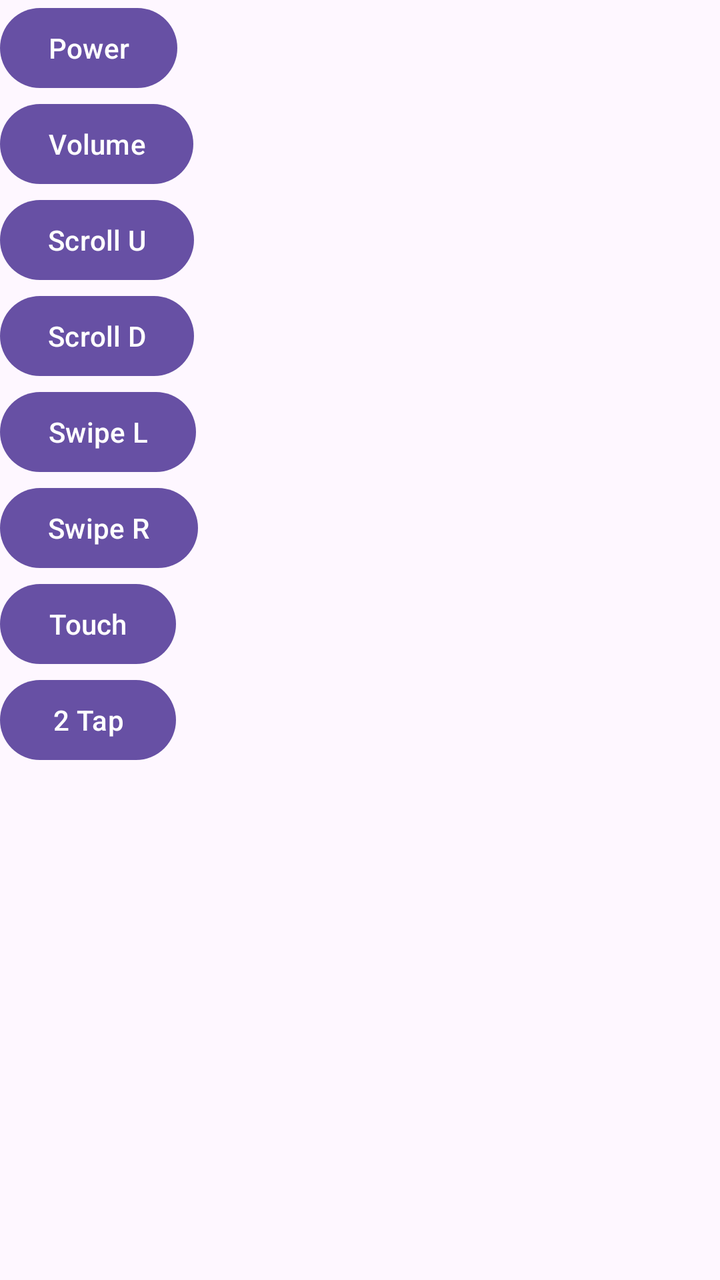
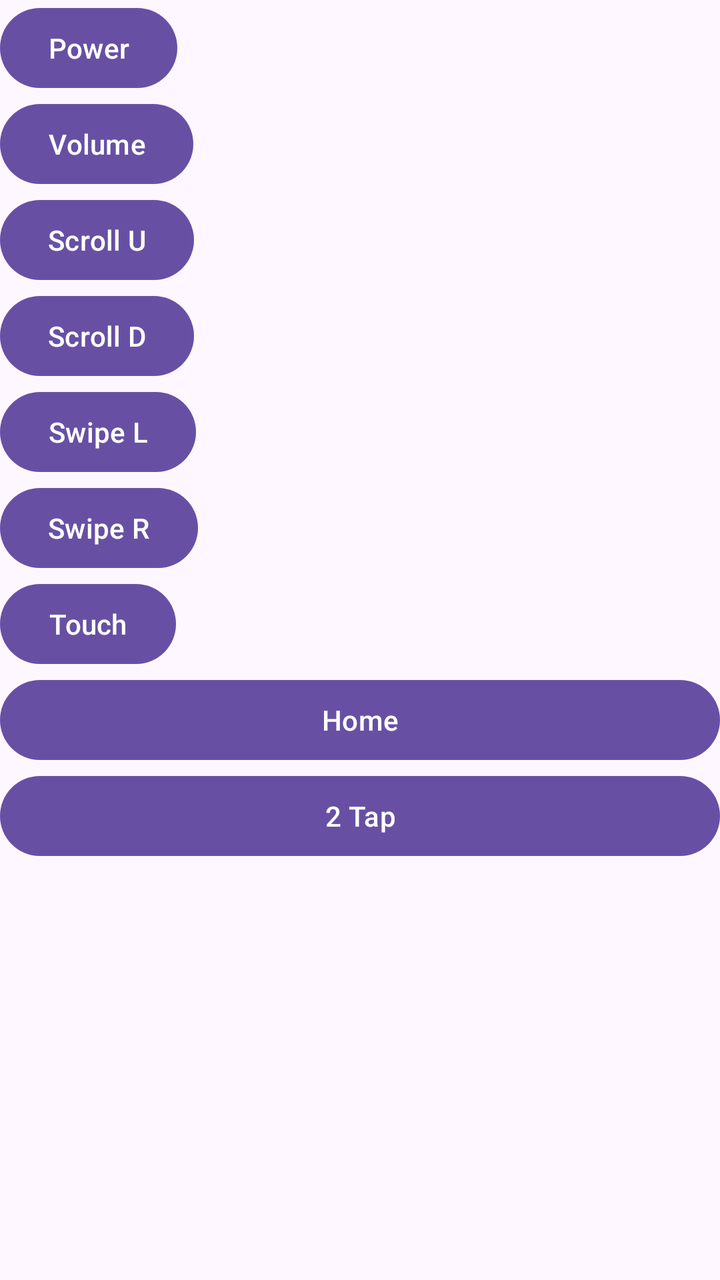

Before-and-after screenshots of an Android layout around one commit, followed by the original layout XML and the change that was made.
<!-- AndroidManifest.xml: application theme Theme.CoverApp -->
<!-- res/layout/floating_bar.xml -->
<?xml version="1.0" encoding="utf-8"?>
<LinearLayout xmlns:android="http://schemas.android.com/apk/res/android"
    android:layout_width="wrap_content"
    android:layout_height="wrap_content"
    android:orientation="vertical">

    <Button
        android:id="@+id/button1"
        android:layout_width="wrap_content"
        android:layout_height="wrap_content"
        android:text="@string/power"
        android:visibility="visible" />

    <Button
        android:id="@+id/button2"
        android:layout_width="wrap_content"
        android:layout_height="wrap_content"
        android:text="@string/volume"
        android:visibility="visible" />

    <Button
        android:id="@+id/scrollUp"
        android:layout_width="wrap_content"
        android:layout_height="wrap_content"
        android:text="@string/scrollUp"
        android:visibility="visible" />

    <Button
        android:id="@+id/scrollDown"
        android:layout_width="wrap_content"
        android:layout_height="wrap_content"
        android:text="@string/scrollDown"
        android:visibility="visible" />

    <Button
        android:id="@+id/swipeLeft"
        android:layout_width="wrap_content"
        android:layout_height="wrap_content"
        android:text="@string/swipeLeft"
        android:visibility="visible" />

    <Button
        android:id="@+id/swipeRight"
        android:layout_width="wrap_content"
        android:layout_height="wrap_content"
        android:text="@string/swipeRight"
        android:visibility="visible" />

    <Button
        android:id="@+id/simulateTouch"
        android:layout_width="wrap_content"
        android:layout_height="wrap_content"
        android:text="@string/simulateTouch"
        android:visibility="visible" />

    <Button
        android:id="@+id/simulateDoubleTouch"
        android:layout_width="wrap_content"
        android:layout_height="wrap_content"
        android:text="@string/simulateDoubleTouch"
        android:visibility="visible" />

</LinearLayout>
<!-- resources referenced by this layout -->
<resources>
  <string name="power">Power</string>
  <string name="scrollDown">Scroll D</string>
  <string name="scrollUp">Scroll U</string>
  <string name="simulateDoubleTouch">2 Tap</string>
  <string name="simulateTouch">Touch</string>
  <string name="swipeLeft">Swipe L</string>
  <string name="swipeRight">Swipe R</string>
  <string name="volume">Volume</string>
  <style name="Theme.CoverApp" parent="Base.Theme.CoverApp" />
  <style name="Base.Theme.CoverApp" parent="Theme.Material3.DayNight.NoActionBar">
          
          
      </style>
</resources>

<!-- the commit's change to res/layout/floating_bar.xml (unified diff, before → after) -->
@@ -54,10 +54,15 @@
         android:visibility="visible" />
 
     <Button
-        android:id="@+id/simulateDoubleTouch"
-        android:layout_width="wrap_content"
+        android:id="@+id/btnHome"
+        android:layout_width="match_parent"
         android:layout_height="wrap_content"
-        android:text="@string/simulateDoubleTouch"
-        android:visibility="visible" />
+        android:text="Home" />
+
+    <Button
+        android:id="@+id/doubleTap"
+        android:layout_width="match_parent"
+        android:layout_height="wrap_content"
+        android:text="2 Tap" />
 
 </LinearLayout>
<!-- resource entries referenced after the edit -->
@@ -3,7 +3,6 @@
   <string name="power">Power</string>
   <string name="scrollDown">Scroll D</string>
   <string name="scrollUp">Scroll U</string>
-  <string name="simulateDoubleTouch">2 Tap</string>
   <string name="simulateTouch">Touch</string>
   <string name="swipeLeft">Swipe L</string>
   <string name="swipeRight">Swipe R</string>
